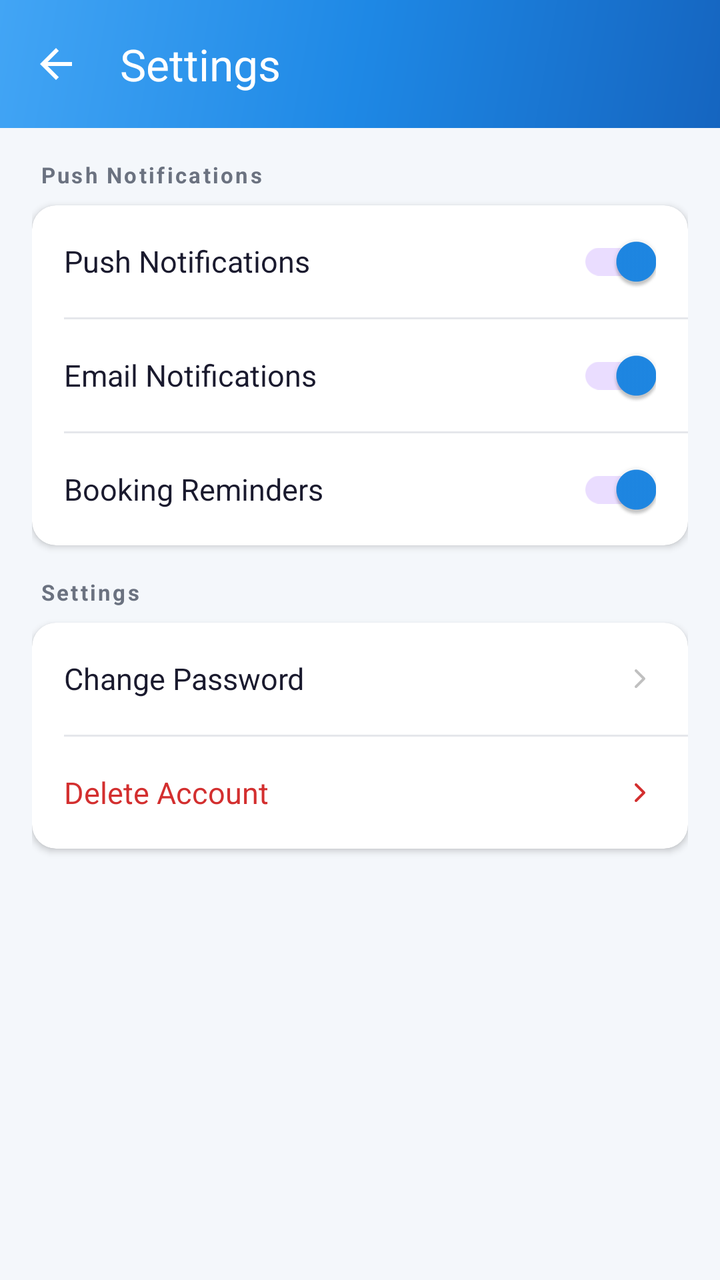
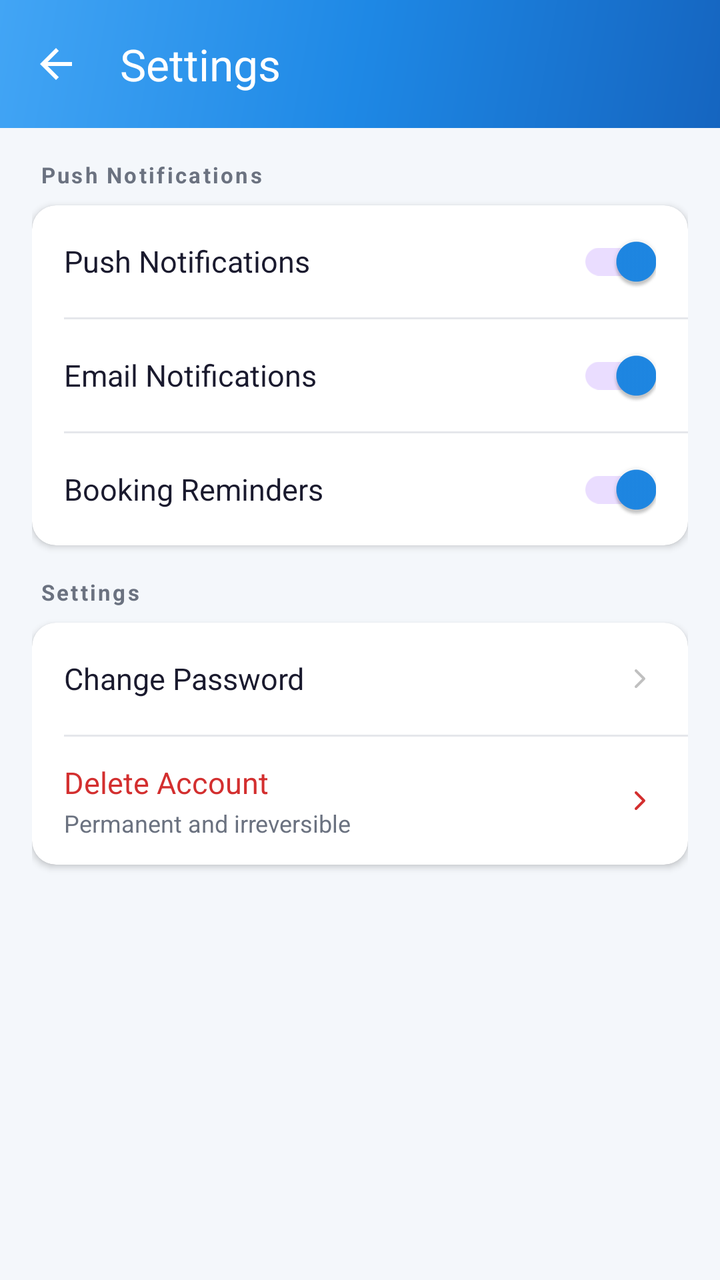

The first picture is an Android layout as it rendered before a commit; the second is the same layout after the commit. The layout source and the unified diff follow.
<!-- AndroidManifest.xml: application theme Theme.QuickFix -->
<!-- res/layout/activity_settings.xml -->
<?xml version="1.0" encoding="utf-8"?>
<FrameLayout
    xmlns:android="http://schemas.android.com/apk/res/android"
    xmlns:app="http://schemas.android.com/apk/res-auto"
    android:layout_width="match_parent"
    android:layout_height="match_parent">

<LinearLayout
    android:layout_width="match_parent"
    android:layout_height="match_parent"
    android:orientation="vertical"
    android:background="@color/screen_background">

    
    <com.google.android.material.appbar.MaterialToolbar
        android:id="@+id/toolbarSettings"
        android:layout_width="match_parent"
        android:layout_height="?attr/actionBarSize"
        android:background="@drawable/bg_profile_header_gradient"
        app:title="@string/settings_title"
        app:titleTextColor="@color/white"
        app:navigationIcon="@drawable/ic_back"
        app:navigationIconTint="@color/white" />

    <androidx.core.widget.NestedScrollView
        android:layout_width="match_parent"
        android:layout_height="match_parent"
        android:overScrollMode="never">

        <LinearLayout
            android:layout_width="match_parent"
            android:layout_height="wrap_content"
            android:orientation="vertical"
            android:padding="16dp">

            
            <TextView
                android:layout_width="wrap_content"
                android:layout_height="wrap_content"
                android:text="@string/settings_push_notif"
                android:textColor="@color/text_secondary"
                android:textSize="11sp"
                android:textStyle="bold"
                android:letterSpacing="0.1"
                android:layout_marginBottom="8dp"
                android:paddingStart="4dp"
                android:paddingEnd="4dp" />

            <androidx.cardview.widget.CardView
                android:layout_width="match_parent"
                android:layout_height="wrap_content"
                app:cardCornerRadius="12dp"
                app:cardElevation="2dp"
                app:cardBackgroundColor="@color/card_bg"
                android:layout_marginBottom="16dp">

                <LinearLayout
                    android:layout_width="match_parent"
                    android:layout_height="wrap_content"
                    android:orientation="vertical">

                    <LinearLayout
                        android:layout_width="match_parent"
                        android:layout_height="56dp"
                        android:orientation="horizontal"
                        android:gravity="center_vertical"
                        android:paddingStart="16dp"
                        android:paddingEnd="16dp">
                        <TextView
                            android:layout_width="0dp"
                            android:layout_height="wrap_content"
                            android:layout_weight="1"
                            android:text="@string/settings_push_notif"
                            android:textColor="@color/text_primary"
                            android:textSize="15sp" />
                        <com.google.android.material.switchmaterial.SwitchMaterial
                            android:id="@+id/switchPushNotifications"
                            android:layout_width="wrap_content"
                            android:layout_height="wrap_content"
                            android:checked="true" />
                    </LinearLayout>

                    <View android:layout_width="match_parent" android:layout_height="1dp"
                        android:layout_marginStart="16dp" android:background="@color/divider" />

                    <LinearLayout
                        android:layout_width="match_parent"
                        android:layout_height="56dp"
                        android:orientation="horizontal"
                        android:gravity="center_vertical"
                        android:paddingStart="16dp"
                        android:paddingEnd="16dp">
                        <TextView
                            android:layout_width="0dp"
                            android:layout_height="wrap_content"
                            android:layout_weight="1"
                            android:text="@string/settings_email_notif"
                            android:textColor="@color/text_primary"
                            android:textSize="15sp" />
                        <com.google.android.material.switchmaterial.SwitchMaterial
                            android:id="@+id/switchEmailNotifications"
                            android:layout_width="wrap_content"
                            android:layout_height="wrap_content"
                            android:checked="true" />
                    </LinearLayout>

                    <View android:layout_width="match_parent" android:layout_height="1dp"
                        android:layout_marginStart="16dp" android:background="@color/divider" />

                    <LinearLayout
                        android:layout_width="match_parent"
                        android:layout_height="56dp"
                        android:orientation="horizontal"
                        android:gravity="center_vertical"
                        android:paddingStart="16dp"
                        android:paddingEnd="16dp">
                        <TextView
                            android:layout_width="0dp"
                            android:layout_height="wrap_content"
                            android:layout_weight="1"
                            android:text="@string/settings_booking_reminders"
                            android:textColor="@color/text_primary"
                            android:textSize="15sp" />
                        <com.google.android.material.switchmaterial.SwitchMaterial
                            android:id="@+id/switchBookingReminders"
                            android:layout_width="wrap_content"
                            android:layout_height="wrap_content"
                            android:checked="true" />
                    </LinearLayout>

                </LinearLayout>
            </androidx.cardview.widget.CardView>


            
            <TextView
                android:layout_width="wrap_content"
                android:layout_height="wrap_content"
                android:text="@string/settings_title"
                android:textColor="@color/text_secondary"
                android:textSize="11sp"
                android:textStyle="bold"
                android:letterSpacing="0.1"
                android:layout_marginBottom="8dp"
                android:paddingStart="4dp"
                android:paddingEnd="4dp" />

            <androidx.cardview.widget.CardView
                android:layout_width="match_parent"
                android:layout_height="wrap_content"
                app:cardCornerRadius="12dp"
                app:cardElevation="2dp"
                app:cardBackgroundColor="@color/card_bg"
                android:layout_marginBottom="24dp">

                <LinearLayout
                    android:layout_width="match_parent"
                    android:layout_height="wrap_content"
                    android:orientation="vertical">

                    <LinearLayout
                        android:id="@+id/settingsChangePassword"
                        android:layout_width="match_parent"
                        android:layout_height="56dp"
                        android:orientation="horizontal"
                        android:gravity="center_vertical"
                        android:paddingStart="16dp"
                        android:paddingEnd="16dp"
                        android:background="?attr/selectableItemBackground"
                        android:clickable="true"
                        android:focusable="true">
                        <TextView
                            android:layout_width="0dp"
                            android:layout_height="wrap_content"
                            android:layout_weight="1"
                            android:text="@string/settings_change_password"
                            android:textColor="@color/text_primary"
                            android:textSize="15sp" />
                        <ImageView
                            android:layout_width="16dp"
                            android:layout_height="16dp"
                            android:src="@drawable/ic_arrow_right"
                            app:tint="@color/muted_icon"
                            android:contentDescription="@string/nav_home" />
                    </LinearLayout>

                    <View android:layout_width="match_parent" android:layout_height="1dp"
                        android:layout_marginStart="16dp" android:background="@color/divider" />

                    <LinearLayout
                        android:id="@+id/settingsDeleteAccount"
                        android:layout_width="match_parent"
                        android:layout_height="56dp"
                        android:orientation="horizontal"
                        android:gravity="center_vertical"
                        android:paddingStart="16dp"
                        android:paddingEnd="16dp"
                        android:background="?attr/selectableItemBackground"
                        android:clickable="true"
                        android:focusable="true">
                        <TextView
                            android:layout_width="0dp"
                            android:layout_height="wrap_content"
                            android:layout_weight="1"
                            android:text="@string/settings_delete_account"
                            android:textColor="@color/error_red"
                            android:textSize="15sp" />
                        <ImageView
                            android:layout_width="16dp"
                            android:layout_height="16dp"
                            android:src="@drawable/ic_arrow_right"
                            app:tint="@color/error_red"
                            android:contentDescription="@string/nav_home" />
                    </LinearLayout>

                </LinearLayout>
            </androidx.cardview.widget.CardView>

        </LinearLayout>
    </androidx.core.widget.NestedScrollView>

</LinearLayout>

    
    <FrameLayout
        android:id="@+id/settingsLoadingOverlay"
        android:layout_width="match_parent"
        android:layout_height="match_parent"
        android:background="@color/overlay_scrim"
        android:visibility="gone"
        android:clickable="true"
        android:focusable="true"
        android:elevation="8dp">

        <androidx.cardview.widget.CardView
            android:layout_width="160dp"
            android:layout_height="140dp"
            android:layout_gravity="center"
            app:cardCornerRadius="16dp"
            app:cardElevation="8dp"
            app:cardBackgroundColor="@color/card_bg">

            <LinearLayout
                android:layout_width="match_parent"
                android:layout_height="match_parent"
                android:orientation="vertical"
                android:gravity="center"
                android:padding="12dp">

                <ProgressBar
                    android:layout_width="44dp"
                    android:layout_height="44dp"
                    android:indeterminateTint="@color/error_red" />

                <TextView
                    android:id="@+id/tvDeletingMessage"
                    android:layout_width="wrap_content"
                    android:layout_height="wrap_content"
                    android:layout_marginTop="12dp"
                    android:text="Deleting account…"
                    android:textSize="13sp"
                    android:textColor="@color/text_primary"
                    android:gravity="center" />

            </LinearLayout>
        </androidx.cardview.widget.CardView>

    </FrameLayout>

</FrameLayout>
<!-- resources referenced by this layout -->
<resources>
  <color name="card_bg">#FFFFFF</color>
  <color name="divider">#E5E7EB</color>
  <color name="error_red">#D32F2F</color>
  <color name="muted_icon">#C0C0C0</color>
  <color name="overlay_scrim">#99000000</color>
  <color name="screen_background">#F4F7FB</color>
  <color name="text_primary">#1A1A2E</color>
  <color name="text_secondary">#6B7280</color>
  <color name="white">#FFFFFFFF</color>
  <!-- drawable bg_profile_header_gradient (drawable) -->
  <?xml version="1.0" encoding="utf-8"?>
  <shape xmlns:android="http://schemas.android.com/apk/res/android">
      <gradient
          android:startColor="#1565C0"
          android:centerColor="#1E88E5"
          android:endColor="#42A5F5"
          android:angle="135"
          android:type="linear" />
  </shape>
  <!-- drawable ic_arrow_right (drawable) -->
  <?xml version="1.0" encoding="utf-8"?>
  <vector xmlns:android="http://schemas.android.com/apk/res/android"
      android:width="24dp"
      android:height="24dp"
      android:viewportWidth="24"
      android:viewportHeight="24">
      <path
          android:fillColor="@android:color/transparent"
          android:pathData="M9,18l6,-6-6,-6"
          android:strokeColor="#6B7280"
          android:strokeWidth="2"
          android:strokeLineCap="round"
          android:strokeLineJoin="round"/>
  </vector>
  <!-- drawable ic_back (drawable) -->
  <vector xmlns:android="http://schemas.android.com/apk/res/android"
      android:width="24dp"
      android:height="24dp"
      android:viewportWidth="24"
      android:viewportHeight="24">
      <path
          android:fillColor="@android:color/black"
          android:pathData="M20,11H7.83l5.59,-5.59L12,4l-8,8 8,8 1.41,-1.41L7.83,13H20v-2z" />
  </vector>
  <string name="nav_home">Home</string>
  <string name="settings_booking_reminders">Booking Reminders</string>
  <string name="settings_change_password">Change Password</string>
  <string name="settings_delete_account">Delete Account</string>
  <string name="settings_email_notif">Email Notifications</string>
  <string name="settings_push_notif">Push Notifications</string>
  <string name="settings_title">Settings</string>
  <style name="Theme.QuickFix" parent="Base.Theme.QuickFix" />
  <color name="primary">#1E88E5</color>
  <color name="primary_dark">#1565C0</color>
  <color name="accent_green">#43A047</color>
  <color name="surface_variant">#F5F7FA</color>
  <style name="Theme.QuickFix.AdminDialog" parent="ThemeOverlay.Material3.MaterialAlertDialog">
          <item name="colorSurface">@color/card_bg</item>
          <item name="colorOnSurface">@color/text_primary</item>
          <item name="colorOutline">@color/divider</item>
      </style>
  <style name="Theme.QuickFix.BottomSheet" parent="ThemeOverlay.Material3.BottomSheetDialog">
          <item name="colorSurface">@color/card_bg</item>
          <item name="colorOnSurface">@color/text_primary</item>
          <item name="android:colorBackground">@color/card_bg</item>
      </style>
  <style name="Widget.QuickFix.Button" parent="Widget.Material3.Button">
          <item name="backgroundTint">@color/primary</item>
          <item name="android:textColor">@color/white</item>
      </style>
  <style name="Widget.QuickFix.Chip.Filter" parent="Widget.Material3.Chip.Filter">
          <item name="chipBackgroundColor">@color/surface_variant</item>
          <item name="android:textColor">@color/text_primary</item>
          <item name="checkedIconTint">@color/primary</item>
      </style>
  <color name="input_background">#FFFFFF</color>
  <color name="input_stroke">#1E88E5</color>
  <color name="input_hint">#6B7280</color>
  <color name="input_icon">#455A64</color>
  <!-- unchanged entries left out for length: 2 -->
</resources>

<!-- the commit's change to res/layout/activity_settings.xml (unified diff, before → after) -->
@@ -190,21 +190,41 @@
                     <LinearLayout
                         android:id="@+id/settingsDeleteAccount"
                         android:layout_width="match_parent"
-                        android:layout_height="56dp"
-                        android:orientation="horizontal"
-                        android:gravity="center_vertical"
-                        android:paddingStart="16dp"
+                        android:layout_height="wrap_content"
+                        android:minHeight="64dp"
+                        android:orientation="horizontal"
+                        android:gravity="center_vertical"
+                        android:paddingStart="16dp"
+                        android:paddingTop="10dp"
                         android:paddingEnd="16dp"
+                        android:paddingBottom="10dp"
                         android:background="?attr/selectableItemBackground"
                         android:clickable="true"
                         android:focusable="true">
-                        <TextView
-                            android:layout_width="0dp"
-                            android:layout_height="wrap_content"
-                            android:layout_weight="1"
-                            android:text="@string/settings_delete_account"
-                            android:textColor="@color/error_red"
-                            android:textSize="15sp" />
+
+                        <LinearLayout
+                            android:layout_width="0dp"
+                            android:layout_height="wrap_content"
+                            android:layout_weight="1"
+                            android:orientation="vertical">
+
+                            <TextView
+                                android:layout_width="wrap_content"
+                                android:layout_height="wrap_content"
+                                android:text="@string/settings_delete_account"
+                                android:textColor="@color/error_red"
+                                android:textSize="15sp" />
+
+                            <TextView
+                                android:layout_width="wrap_content"
+                                android:layout_height="wrap_content"
+                                android:layout_marginTop="2dp"
+                                android:text="Permanent and irreversible"
+                                android:textColor="@color/text_secondary"
+                                android:textSize="12sp" />
+
+                        </LinearLayout>
+
                         <ImageView
                             android:layout_width="16dp"
                             android:layout_height="16dp"
@@ -257,7 +277,7 @@
                     android:layout_width="wrap_content"
                     android:layout_height="wrap_content"
                     android:layout_marginTop="12dp"
-                    android:text="Deleting account…"
+                    android:text="Deleting account..."
                     android:textSize="13sp"
                     android:textColor="@color/text_primary"
                     android:gravity="center" />
